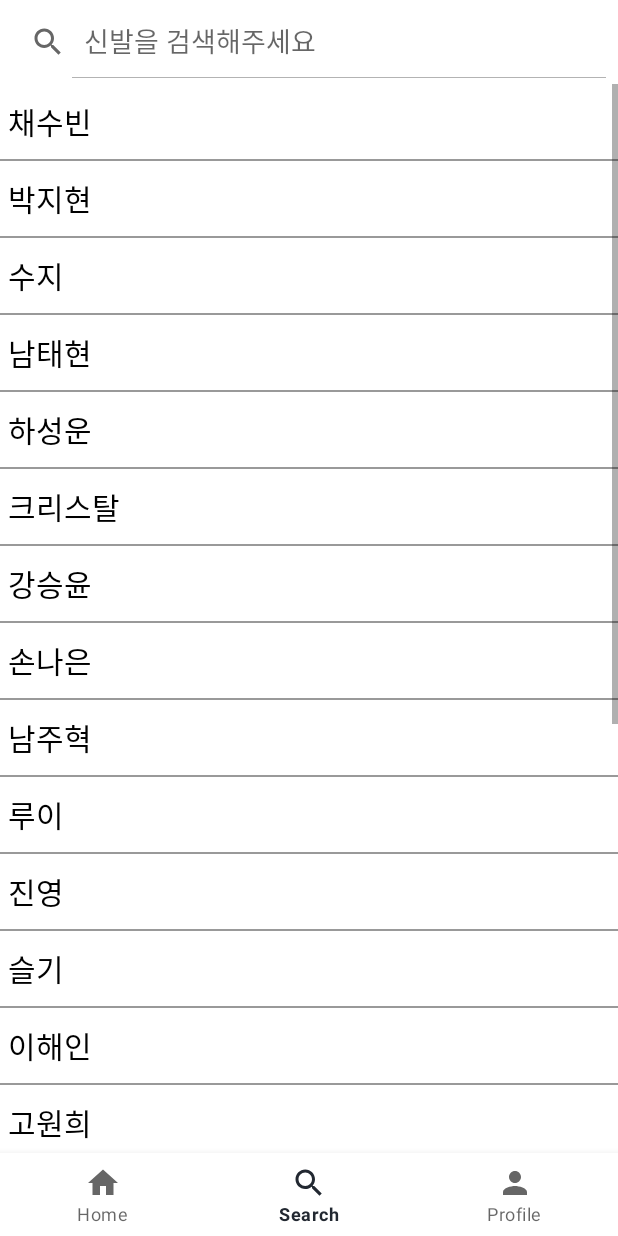
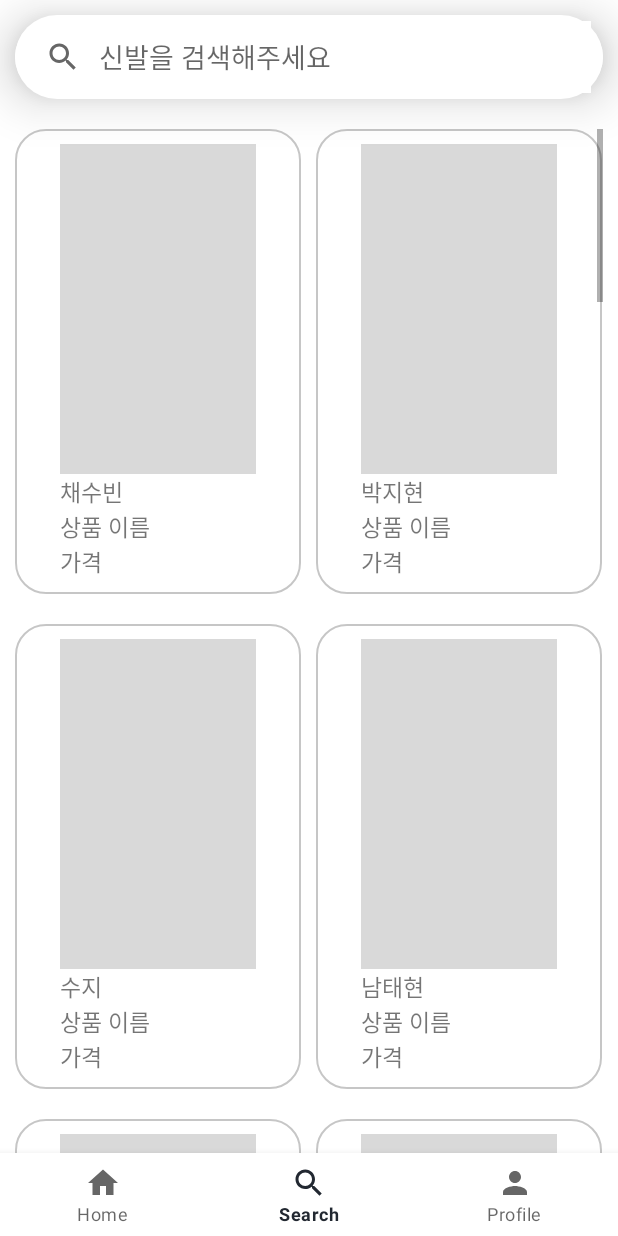
Before and after one commit to 1230tjdgns/capstone2, an Android app: the screen it shows after launch (HomeActivity), item 2 of the bottom bar chosen, on a phone screen of 412 x 824 dp. Run offline under Robolectric (Android 15) with nearby library versions, the phone set to English and light mode, and no system bars; libraries missing offline, so code that uses them is left out: org.checkerframework.common.

Commit message:
SearchFragment

```diff
--- a/app/src/main/java/com/capstone/affinity_ad/SearchAdapter.java
+++ b/app/src/main/java/com/capstone/affinity_ad/SearchAdapter.java
@@ -45,7 +45,7 @@ public class SearchAdapter extends BaseAdapter {
             convertView = inflate.inflate(R.layout.listview,null);
 
             viewHolder = new ViewHolder();
-            viewHolder.label = (TextView) convertView.findViewById(R.id.label);
+            viewHolder.item_brand = (TextView) convertView.findViewById(R.id.home_item_brand);
 
             convertView.setTag(viewHolder);
         }else{
@@ -53,13 +53,15 @@ public class SearchAdapter extends BaseAdapter {
         }
 
         // 리스트에 있는 데이터를 리스트뷰 셀에 뿌린다.
-        viewHolder.label.setText(list.get(position));
+        viewHolder.item_brand.setText(list.get(position));
 
         return convertView;
     }
 
     class ViewHolder{
-        public TextView label;
+        public TextView item_brand;
+        public TextView item_name;
+        public TextView item_price;
     }
 
 }
--- a/app/src/main/java/com/capstone/affinity_ad/SearchFragment.java
+++ b/app/src/main/java/com/capstone/affinity_ad/SearchFragment.java
@@ -11,6 +11,7 @@ import android.view.LayoutInflater;
 import android.view.View;
 import android.view.ViewGroup;
 import android.widget.EditText;
+import android.widget.GridView;
 import android.widget.ListView;
 
 import java.util.ArrayList;
@@ -25,6 +26,8 @@ public class SearchFragment extends Fragment {
     //androidx.appcompat.widget.SearchView search_view;
     private List<String> list;          // 데이터를 넣은 리스트변수
     private ListView listView;          // 검색을 보여줄 리스트변수
+
+    private GridView gridView;
     private EditText editSearch;        // 검색어를 입력할 Input 창
     private SearchAdapter adapter;      // 리스트뷰에 연결할 아답터
     private ArrayList<String> arraylist;
@@ -77,7 +80,8 @@ public class SearchFragment extends Fragment {
         // Inflate the layout for this fragment
         View frag_view = inflater.inflate(R.layout.fragment_search,container,false);
         //editSearch = (EditText) frag_view.findViewById(R.id.editSearch);
-        listView = (ListView) frag_view.findViewById(R.id.listView);
+        //listView = (ListView) frag_view.findViewById(R.id.listView);
+        gridView = (GridView) frag_view.findViewById(R.id.gridView);
         searchView=frag_view.findViewById(R.id.search);
 // 리스트를 생성한다.
         list = new ArrayList<String>();
@@ -89,7 +93,7 @@ public class SearchFragment extends Fragment {
         // 리스트에 연동될 아답터를 생성한다.
         adapter = new SearchAdapter(list,container.getContext() );
         // 리스트뷰에 아답터를 연결한다.
-        listView.setAdapter(adapter);
+        gridView.setAdapter(adapter);
 
 
 //        editSearch.addTextChangedListener(new TextWatcher() {
--- /dev/null
+++ b/app/src/main/res/drawable/listview_background.xml
@@ -0,0 +1,15 @@
+<?xml version="1.0" encoding="UTF-8"?>
+<shape xmlns:android="http://schemas.android.com/apk/res/android">
+    <solid
+        android:color="#ffffff" />
+    <padding
+        android:left="45px"
+        android:top="15px"
+        android:right="45px"
+        android:bottom="15px" />
+    <corners
+
+        android:radius="30px" />
+    <stroke android:width="1dp" android:color="#39000000"/>
+
+</shape>
--- /dev/null
+++ b/app/src/main/res/drawable/searchview_background.xml
@@ -0,0 +1,13 @@
+<?xml version="1.0" encoding="UTF-8"?>
+<shape xmlns:android="http://schemas.android.com/apk/res/android">
+    <solid
+        android:color="#ffffff" />
+    <padding
+        android:left="45px"
+        android:top="15px"
+        android:right="45px"
+        android:bottom="15px" />
+    <corners
+        android:radius="60px" />
+
+</shape>
--- a/app/src/main/res/layout/fragment_search.xml
+++ b/app/src/main/res/layout/fragment_search.xml
@@ -8,6 +8,7 @@
     <LinearLayout
         android:layout_width="match_parent"
         android:layout_height="match_parent"
+
         android:orientation="vertical">
 
         <androidx.appcompat.widget.Toolbar
@@ -15,17 +16,26 @@
             android:layout_height="?attr/actionBarSize"
             app:contentInsetStart="0dp"
             app:layout_constraintStart_toStartOf="parent"
+            android:background="@drawable/searchview_background"
+            android:elevation="20dp"
+            android:layout_margin="10dp"
+            android:padding="0dp"
             app:layout_constraintTop_toTopOf="parent">
 
 
 
             <androidx.appcompat.widget.SearchView
+
                 android:id="@+id/search"
                 android:layout_width="match_parent"
                 android:layout_height="wrap_content"
+                android:padding="0dp"
+                android:layout_margin="0dp"
+                android:background="@drawable/searchview_background"
                 app:closeIcon="@drawable/baseline_clear_24"
                 app:iconifiedByDefault="false"
                 app:queryHint="신발을 검색해주세요"
+                app:queryBackground="@color/white"
                 app:layout_constraintBottom_toBottomOf="parent"
                 app:layout_constraintEnd_toEndOf="parent"
                 app:layout_constraintStart_toStartOf="parent"
@@ -39,12 +49,23 @@
         <!--            android:layout_height="wrap_content"-->
         <!--            android:hint="검색어를 입력하세요."/>-->
 
-        <ListView
-            android:id="@+id/listView"
+<!--        <ListView-->
+<!--            android:id="@+id/listView"-->
+<!--            android:layout_width="match_parent"-->
+<!--            android:layout_height="match_parent"-->
+<!--            android:divider="#999999"-->
+<!--            android:dividerHeight="1dp">-->
+<!--        </ListView>-->
+        <GridView
+            android:layout_margin="10dp"
+            android:id="@+id/gridView"
             android:layout_width="match_parent"
             android:layout_height="match_parent"
-            android:divider="#999999"
-            android:dividerHeight="1dp">
-        </ListView>
+            android:isScrollContainer="true"
+            android:layout_alignParentStart="true"
+            android:layout_below="@+id/linearLayout"
+            android:horizontalSpacing="10dp"
+            android:verticalSpacing="20dp"
+            android:numColumns="2" />
     </LinearLayout>
 </FrameLayout>
--- a/app/src/main/res/layout/listview.xml
+++ b/app/src/main/res/layout/listview.xml
@@ -1,15 +1,44 @@
 <?xml version="1.0" encoding="utf-8"?>
 <LinearLayout xmlns:android="http://schemas.android.com/apk/res/android"
-    android:orientation="vertical" android:layout_width="match_parent"
-    android:layout_height="match_parent">
+android:layout_width="wrap_content"
+android:layout_height="wrap_content"
+    android:background="@drawable/listview_background"
 
-    <TextView
-        android:id="@+id/label"
-        android:layout_width="match_parent"
-        android:layout_height="50dp"
-        android:gravity="left|center_vertical"
-        android:paddingLeft="5dp"
-        android:textColor="#000000"
-        android:textSize="20dp"/>
+android:orientation="vertical"
+    >
+<ImageView
+    android:id="@+id/home_item_img"
+    android:layout_width="180dp"
+    android:layout_height="220dp"
+    android:background="#d9d9d9"
+    />
+
+<!-- android:fontFamily="@font/inter_bold" -->
+<TextView
+    android:id="@+id/home_item_brand"
+    android:layout_width="match_parent"
+    android:layout_height="wrap_content"
+    android:text="브랜드"
+    android:textFontWeight="600"
+    android:textSize="15dp"
+    />
+
+<!-- android:fontFamily="@font/inter_medium" -->
+<TextView
+    android:id="@+id/home_item_name"
+    android:layout_width="match_parent"
+    android:layout_height="wrap_content"
+    android:text="상품 이름"
+    android:textSize="15dp"
+    />
+<!-- android:fontFamily="@font/inter_bold" -->
+<TextView
+    android:id="@+id/home_item_price"
+    android:layout_width="match_parent"
+    android:layout_height="wrap_content"
+    android:text="가격"
+    android:textFontWeight="700"
+    android:textSize="15dp"
+    />
 
 </LinearLayout>
```
